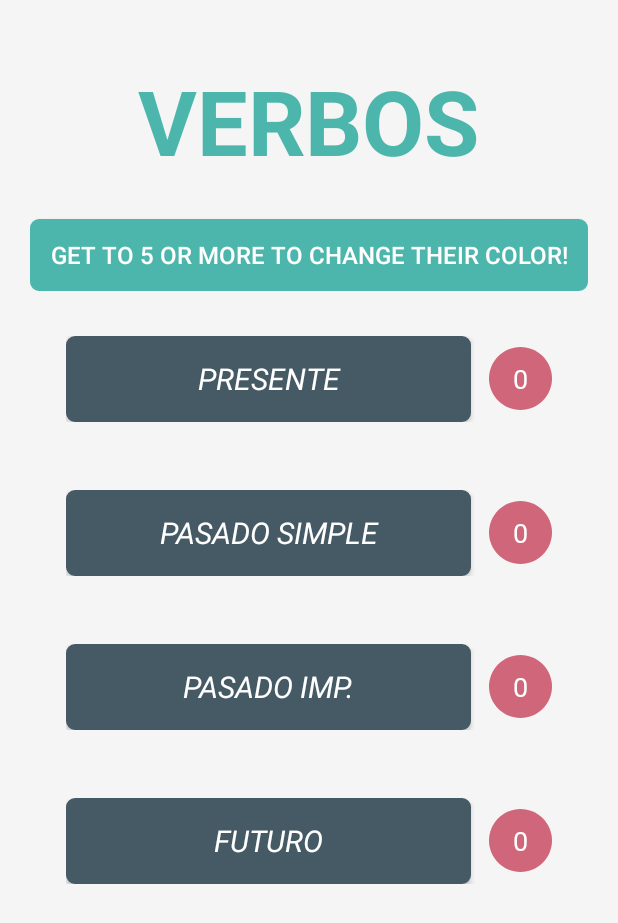
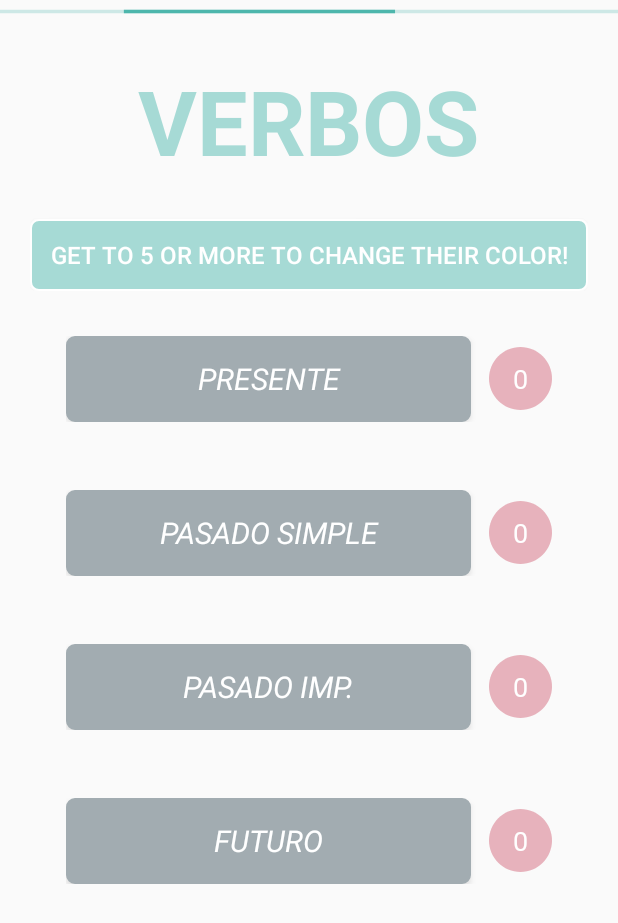
Before and after one commit to Aquima/spanish-pocket-android, an Android app: the layout activity_score.xml on its own in the app's theme, with its tools: preview values and no code run, on a phone screen of 412 x 824 dp. Shown: the top 923 px of the screen. Run offline under Robolectric (Android 15) with nearby library versions, the light colour scheme and no system bars; Roboto replaces fonts that are not available here.

Commit message:
costom loigin and progresbar

```diff
--- a/app/src/main/java/com/quimalabs/sp/Views/ScoreActivity.kt
+++ b/app/src/main/java/com/quimalabs/sp/Views/ScoreActivity.kt
@@ -12,6 +12,7 @@ import com.quimalabs.sp.R
 import com.quimalabs.sp.ViewModels.ScoreViewModel
 import io.reactivex.android.schedulers.AndroidSchedulers
 import io.reactivex.schedulers.Schedulers
+import kotlinx.android.synthetic.main.activity_future.*
 import kotlinx.android.synthetic.main.activity_score.*
 
 class ScoreActivity : AppCompatActivity() {
@@ -53,6 +54,8 @@ class ScoreActivity : AppCompatActivity() {
                 {
                     //onComplete ya termino de traerme toda la data
                    // Log.d("spocket", listWords.size.toString())
+                    progressBar.visibility = View.GONE
+                    viewProgressScreen.visibility = View.GONE
                 }
         )
         observableWord
--- a/app/src/main/res/drawable/btn_corner_green_ligth.xml
+++ b/app/src/main/res/drawable/btn_corner_green_ligth.xml
@@ -4,7 +4,7 @@
             android:radius="@dimen/corner_value"
     />
     <solid
-            android:color="@color/colorGreen"
+            android:color="@color/primaryWhiteColor"
     />
     <padding
             android:left="0dp"
@@ -18,6 +18,6 @@
     />
     <stroke
             android:width="1dp"
-            android:color="@color/colorGreen"
+            android:color="@color/primaryWhiteColor"
     />
 </shape>
--- a/app/src/main/res/drawable/btn_corner_white.xml
+++ b/app/src/main/res/drawable/btn_corner_white.xml
@@ -4,7 +4,7 @@
             android:radius="@dimen/corner_value"
     />
     <solid
-            android:color= "@color/primaryWhiteColor"
+            android:color= "@color/colorGreen"
     />
     <padding
             android:left="0dp"
@@ -18,6 +18,6 @@
     />
     <stroke
             android:width="1dp"
-            android:color="@color/colorGreen"
+            android:color="@color/primaryWhiteColor"
     />
 </shape>
--- a/app/src/main/res/layout/activity_score.xml
+++ b/app/src/main/res/layout/activity_score.xml
@@ -36,7 +36,7 @@
                 android:layout_width="match_parent"
                 android:layout_height="wrap_content"
                 android:layout_marginTop="25dp"
-                android:background="@drawable/btn_corner_green_ligth"
+                android:background="@drawable/btn_corner_white"
                 android:onClick="infoScores"
                 android:text="@string/title_score"
                 android:textColor="@color/primaryWhiteColor"
@@ -46,6 +46,7 @@
     </LinearLayout>
 
     <LinearLayout
+            android:id="@+id/linearLayout12"
             android:layout_width="wrap_content"
             android:layout_height="wrap_content"
             android:layout_marginTop="30dp"
@@ -177,5 +178,31 @@
                     app:fontFamily="@font/pavanam" />
         </LinearLayout>
     </LinearLayout>
+    <View
+            android:id="@+id/viewProgressScreen"
+            android:layout_width="match_parent"
+            android:layout_height="match_parent"
+            android:alpha="0.5"
+            android:background="@color/primaryWhiteColor"
+            android:visibility="visible"
+            app:layout_constraintBottom_toBottomOf="parent"
+            app:layout_constraintEnd_toEndOf="parent"
+            app:layout_constraintStart_toStartOf="parent"
+            app:layout_constraintTop_toTopOf="parent" />
+    <ProgressBar
+            style="?android:attr/progressBarStyleHorizontal"
+            android:layout_height="wrap_content"
+            android:layout_width="match_parent"
+            android:id="@+id/progressBar"
+            android:indeterminateOnly="true"
+            android:keepScreenOn="true"
+            android:layout_marginTop="0dp"
+            android:indeterminate="true"
+            android:indeterminateTintMode="src_atop"
+            android:indeterminateTint="@color/colorGreen"
+            app:layout_constraintEnd_toStartOf="parent"
+            app:layout_constraintHorizontal_bias="0.0"
+            app:layout_constraintStart_toStartOf="parent"
+            app:layout_constraintTop_toTopOf="parent" />
 
 </androidx.constraintlayout.widget.ConstraintLayout>
--- a/app/src/main/res/values/colors.xml
+++ b/app/src/main/res/values/colors.xml
@@ -8,7 +8,7 @@
     <color name="colorNubita">#D81B60</color>
     <color name="colorGreen">#4db6ac</color>
     <color name="colorDarkGreen">#455a64</color>
-    <color name="hintTextColor">#B6BBBB</color>
+    <color name="hintTextColor">#ffffff</color>
     <color name="redPastelColor">#cf6679</color>
     <color name="colorLead">#999999</color>
     <color name="colorDarkLead">#8F9CA1</color>
```
Also changed, not shown: app/build.gradle (+6 -6 lines), app/src/main/res/layout/activity_log_in.xml (+37 -15 lines), app/src/main/res/values/styles.xml (+9 -0 lines).
